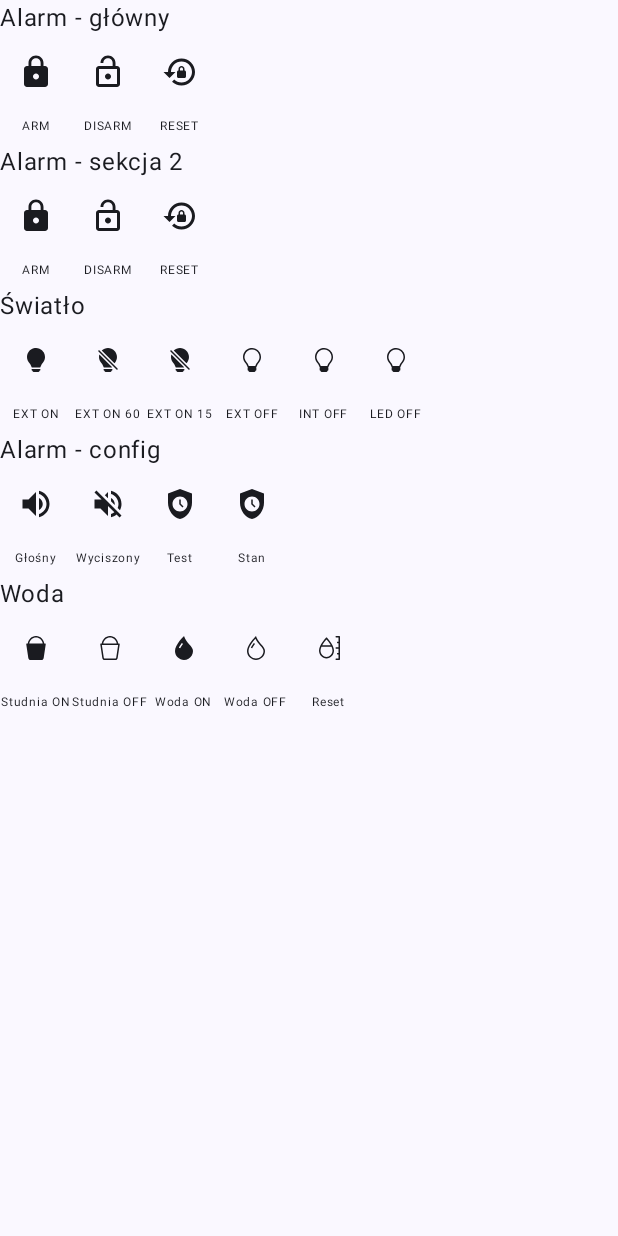
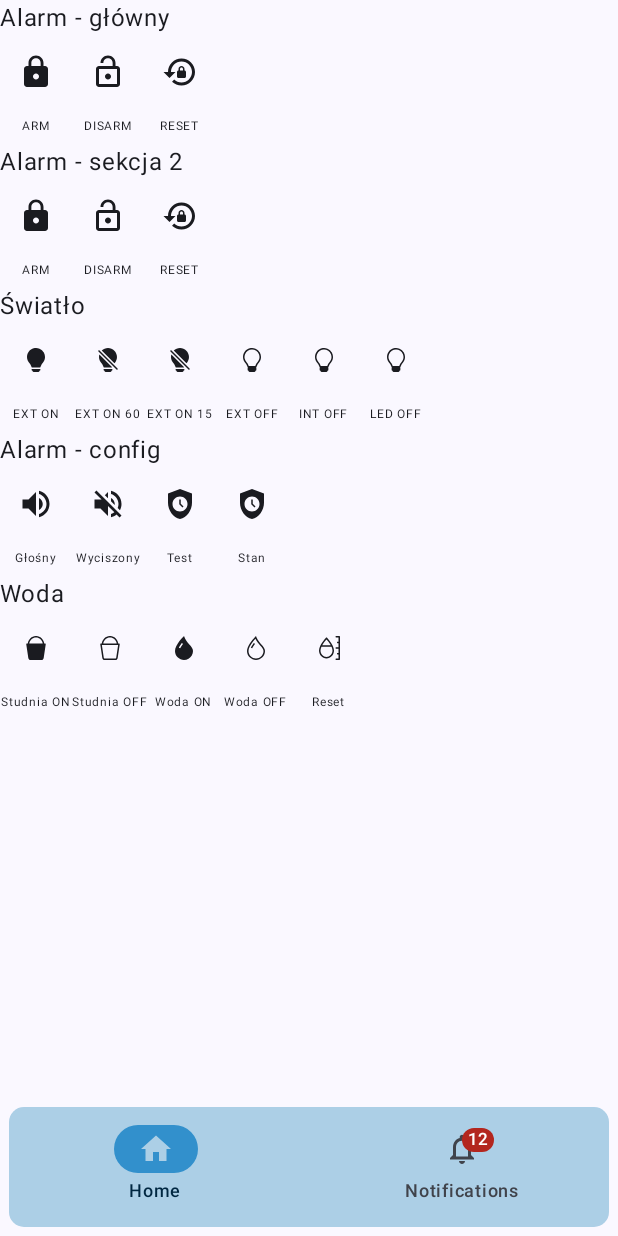
Before and after one commit to centaq/android-homecontrol, an Android app built with Jetpack Compose: the screen it shows after launch (MainActivity), on a phone screen of 412 x 824 dp. Run offline under Robolectric (Android 15) with nearby library versions, the phone set to English and light mode, and no system bars.

Commit message:
Added bottom navigation bar

```diff
--- a/homecontrol/app/src/main/java/com/centaq/homecontrol/MainActivity.kt
+++ b/homecontrol/app/src/main/java/com/centaq/homecontrol/MainActivity.kt
@@ -1,28 +1,53 @@
 package com.centaq.homecontrol
 
+import android.annotation.SuppressLint
+import android.app.Activity
 import android.os.Bundle
 import androidx.activity.ComponentActivity
 import androidx.activity.compose.setContent
 import androidx.compose.foundation.layout.fillMaxSize
-import androidx.compose.material3.MaterialTheme
-import androidx.compose.material3.Surface
+import androidx.compose.material3.ExperimentalMaterial3Api
+import androidx.compose.material3.Scaffold
+import androidx.compose.material3.Text
 import androidx.compose.runtime.Composable
+import androidx.compose.runtime.getValue
+import androidx.compose.runtime.mutableStateOf
+import androidx.compose.runtime.saveable.rememberSaveable
+import androidx.compose.runtime.setValue
 import androidx.compose.ui.Modifier
-import androidx.compose.ui.platform.LocalContext
 import androidx.compose.ui.tooling.preview.Preview
 import com.centaq.homecontrol.ui.theme.HomeControlTheme
 import com.centaq.homecontrol.ui.UIGenerator
+import com.centaq.homecontrol.ui.nav.NavGenerator
 
 class MainActivity : ComponentActivity() {
     override fun onCreate(savedInstanceState: Bundle?) {
         super.onCreate(savedInstanceState)
         setContent {
             HomeControlTheme {
-                // A surface container using the 'background' color from the theme
-                Surface(modifier = Modifier.fillMaxSize(), color = MaterialTheme.colorScheme.background) {
-                    UIGenerator.GenerateGroups(this, UIGenerator.GetGroupDef())
-                }
+                generateContent(this, modifier = Modifier.fillMaxSize())
             }
+        }
+    }
+}
+@SuppressLint("UnusedMaterial3ScaffoldPaddingParameter")
+@OptIn(ExperimentalMaterial3Api::class)
+@Composable
+fun generateContent(activity: Activity?, modifier: Modifier = Modifier) {
+    var selectedIndex by rememberSaveable {
+        mutableStateOf(0)
+    }
+    Scaffold(
+        bottomBar = {
+            NavGenerator.generateNavBar(activity, selectedIndex, { selectedIndex = it }, NavGenerator.getNavDef())
+        }
+    ) {
+        if (selectedIndex == 0) {
+            UIGenerator.GenerateGroups(activity, UIGenerator.GetGroupDef())
+        } else if (selectedIndex == 1) {
+            Text("druga")
+        } else {
+            Text("Dupa");
         }
     }
 }
@@ -31,6 +56,6 @@ class MainActivity : ComponentActivity() {
 @Composable
 fun GreetingPreview() {
     HomeControlTheme {
-        UIGenerator.GenerateGroups(null, UIGenerator.GetGroupDef())
+        generateContent(null, modifier = Modifier.fillMaxSize())
     }
 }
--- /dev/null
+++ b/homecontrol/app/src/main/java/com/centaq/homecontrol/ui/nav/NavGenerator.kt
@@ -0,0 +1,93 @@
+package com.centaq.homecontrol.ui.nav
+
+import android.app.Activity
+import androidx.compose.foundation.layout.padding
+import androidx.compose.foundation.shape.RoundedCornerShape
+import androidx.compose.material.icons.Icons
+import androidx.compose.material.icons.filled.Home
+import androidx.compose.material.icons.filled.Notifications
+import androidx.compose.material.icons.outlined.Home
+import androidx.compose.material.icons.outlined.Notifications
+import androidx.compose.material3.Badge
+import androidx.compose.material3.BadgedBox
+import androidx.compose.material3.ExperimentalMaterial3Api
+import androidx.compose.material3.Icon
+import androidx.compose.runtime.Composable
+import com.centaq.homecontrol.ui.UIGroupDefinition
+import androidx.compose.material3.NavigationBar
+import androidx.compose.material3.NavigationBarItem
+import androidx.compose.material3.NavigationBarItemColors
+import androidx.compose.material3.NavigationBarItemDefaults
+import androidx.compose.material3.Text
+import androidx.compose.runtime.getValue
+import androidx.compose.runtime.mutableStateOf
+import androidx.compose.runtime.saveable.rememberSaveable
+import androidx.compose.runtime.setValue
+import androidx.compose.ui.Modifier
+import androidx.compose.ui.draw.clip
+import androidx.compose.ui.graphics.Color
+import androidx.compose.ui.unit.dp
+
+public final class NavGenerator {
+    companion object {
+        @JvmStatic
+
+        fun getNavDef(): List<NavItemState> {
+            return listOf(
+                NavItemState(
+                    title = "Home",
+                    selectedIcon = Icons.Filled.Home,
+                    unselectedIcon = Icons.Outlined.Home,
+                    hasBadge = false,
+                    messages = 0
+                ),
+                NavItemState(
+                    title = "Notifications",
+                    selectedIcon = Icons.Filled.Notifications,
+                    unselectedIcon = Icons.Outlined.Notifications,
+                    hasBadge = false,
+                    messages = 12
+                )
+            )
+        }
+
+        @OptIn(ExperimentalMaterial3Api::class)
+        @JvmStatic
+        @Composable
+        fun generateNavBar(activity: Activity?, selectedIndex: Int, onselectedIndexChange: (Int) -> Unit, items: List<NavItemState>) {
+            NavigationBar(
+                Modifier
+                    .padding(6.dp)
+                    .clip(RoundedCornerShape(10.dp)),
+                containerColor = Color(0xFFACCFE6)
+            ) {
+                items.forEachIndexed { index, item ->
+                    NavigationBarItem(
+                        selected = selectedIndex == index,
+                        onClick = { onselectedIndexChange(index) },
+                        icon = {
+                            BadgedBox(badge = {
+                                if (item.hasBadge) Badge {}
+                                if (item.messages != 0) Badge {
+                                    Text(text = "${item.messages}")
+                                }
+                            }) {
+                                Icon(
+                                    imageVector = if (selectedIndex == index) item.selectedIcon
+                                    else item.unselectedIcon,
+                                    contentDescription = item.title
+                                )
+                            }
+                        },
+                        label = { Text(text = item.title) },
+                        colors = NavigationBarItemDefaults.colors(
+                            selectedIconColor = Color(0xFFACCFE6),
+                            selectedTextColor = Color(0xFF002741),
+                            indicatorColor = Color(0xFF3290CC)
+                        )
+                    )
+                }
+            }
+        }
+    }
+}
--- /dev/null
+++ b/homecontrol/app/src/main/java/com/centaq/homecontrol/ui/nav/NavItemState.kt
@@ -0,0 +1,11 @@
+package com.centaq.homecontrol.ui.nav
+
+import androidx.compose.ui.graphics.vector.ImageVector
+
+data class NavItemState(
+    val title: String,
+    val selectedIcon: ImageVector,
+    val unselectedIcon: ImageVector,
+    val hasBadge: Boolean,
+    val messages: Int
+)
```
